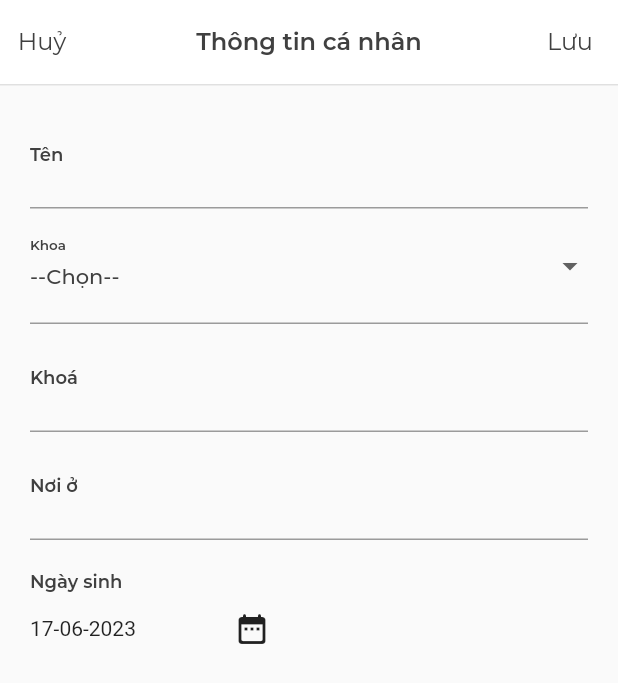
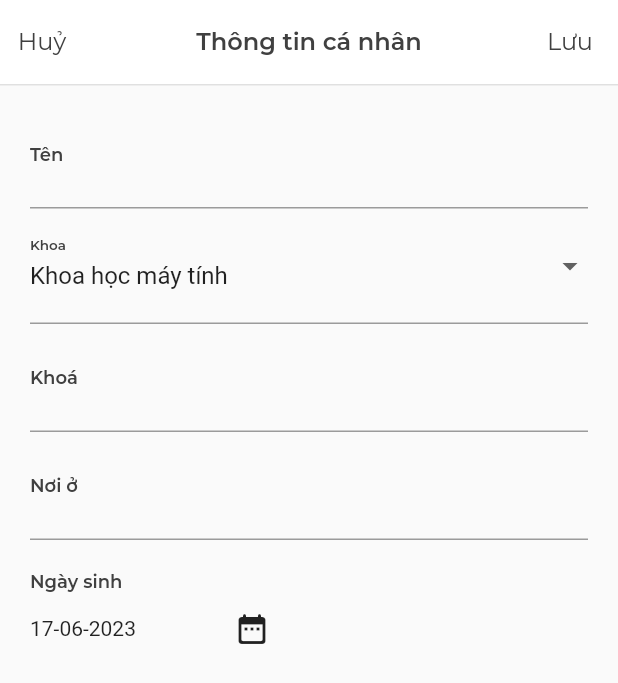
Before and after one commit to tranvuongduy2003/youit, a Flutter app: the EditInfoPage screen opened by its route, on a phone screen of 412 x 824 dp. Shown: the top 683 px of the screen. Run offline on Flutter 3.47's test engine with Material 2 defaults, Android fonts, the light colour scheme and no system bars; our stand-ins replace cloud_firestore, firebase_auth, firebase_core, flutter_slider_drawer, shared_preferences; accounts and stored records are empty.

Commit message:
no message

```diff
--- a/lib/screens/profile/edit_info_page.dart
+++ b/lib/screens/profile/edit_info_page.dart
@@ -14,7 +14,7 @@ class EditInfoPage extends StatefulWidget {
 
 class _EditInfoPageState extends State<EditInfoPage> {
   String name = '';
-  String? department;
+  String department = 'Khoa học máy tính';
   String session = '';
   String address = 'Bình Dương';
   DateTime birthDay = DateTime.now();
@@ -174,7 +174,7 @@ class _EditInfoPageState extends State<EditInfoPage> {
                     '--Chọn--',
                     style: AppTextStyles.body,
                   ),
-                  value: department,
+                  value: (department != '') ? department : null,
                   decoration: InputDecoration(
                     border: UnderlineInputBorder(),
                     labelText: 'Khoa',
--- a/pubspec.yaml
+++ b/pubspec.yaml
@@ -41,7 +41,6 @@ dependencies:
   provider: ^6.0.5
   shared_preferences: ^2.1.1
   cloud_firestore: ^4.8.0
-
 dev_dependencies:
   flutter_test:
     sdk: flutter
```
Also changed, not shown: pubspec.lock.
